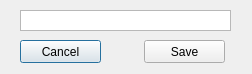
Before: the Qt Designer form Update/Logic_Gate_Simulator/Dialogs/dlg_savegatecollection.ui in ElliotHarding/Logic-Gate-Simulator, drawn with Qt 5.
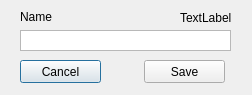
After: the same form once the commit is applied.

What changed in the file:
```diff
--- a/Update/Logic_Gate_Simulator/Dialogs/dlg_savegatecollection.ui
+++ b/Update/Logic_Gate_Simulator/Dialogs/dlg_savegatecollection.ui
@@ -7,7 +7,7 @@
     <x>0</x>
     <y>0</y>
     <width>252</width>
-    <height>74</height>
+    <height>95</height>
    </rect>
   </property>
   <property name="windowTitle">
@@ -17,7 +17,7 @@
    <property name="geometry">
     <rect>
      <x>20</x>
-     <y>40</y>
+     <y>60</y>
      <width>81</width>
      <height>23</height>
     </rect>
@@ -30,7 +30,7 @@
    <property name="geometry">
     <rect>
      <x>144</x>
-     <y>40</y>
+     <y>60</y>
      <width>81</width>
      <height>23</height>
     </rect>
@@ -43,7 +43,7 @@
    <property name="geometry">
     <rect>
      <x>20</x>
-     <y>10</y>
+     <y>30</y>
      <width>211</width>
      <height>21</height>
     </rect>
@@ -55,6 +55,35 @@
     <enum>Qt::ScrollBarAlwaysOff</enum>
    </property>
   </widget>
+  <widget class="QLabel" name="lblName">
+   <property name="geometry">
+    <rect>
+     <x>20</x>
+     <y>10</y>
+     <width>47</width>
+     <height>13</height>
+    </rect>
+   </property>
+   <property name="text">
+    <string>Name</string>
+   </property>
+  </widget>
+  <widget class="QLabel" name="lb_error">
+   <property name="geometry">
+    <rect>
+     <x>180</x>
+     <y>10</y>
+     <width>61</width>
+     <height>16</height>
+    </rect>
+   </property>
+   <property name="styleSheet">
+    <string notr="true">tex-colour: rgb(255, 8, 0)</string>
+   </property>
+   <property name="text">
+    <string>TextLabel</string>
+   </property>
+  </widget>
  </widget>
  <resources/>
  <connections/>
```
